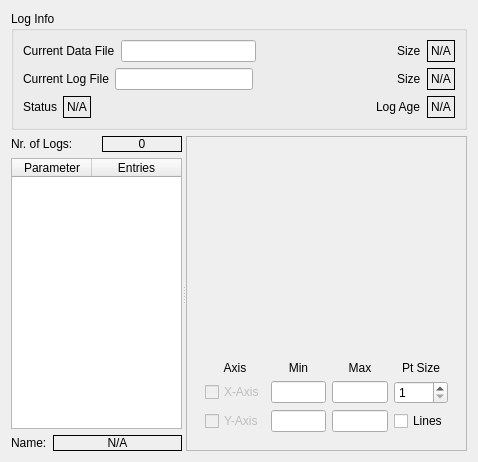
First picture: the form in source/gui/src/logplotswidget.ui, repository MuonPi/muondetector, before the edit.
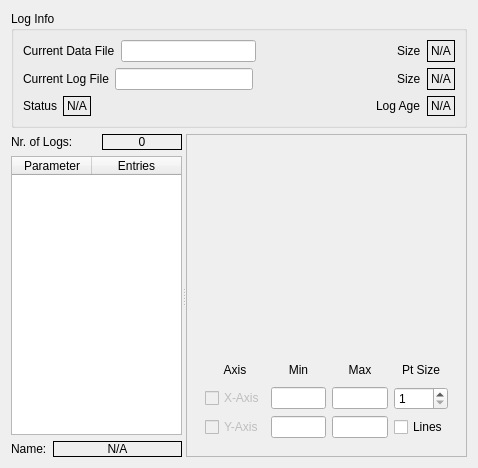
Second picture: the form after the edit. Custom widgets are drawn as their Qt base class.

Commit message: - implemented activate/deactivate on connect/disconnect in several tabs of the GUI - slight updates of the layout, mainly in Parameter tab

```diff
--- a/source/gui/src/logplotswidget.ui
+++ b/source/gui/src/logplotswidget.ui
@@ -7,7 +7,7 @@
     <x>0</x>
     <y>0</y>
     <width>478</width>
-    <height>462</height>
+    <height>468</height>
    </rect>
   </property>
   <property name="windowTitle">
@@ -16,6 +16,12 @@
   <layout class="QGridLayout" name="gridLayout_5">
    <item row="0" column="0">
     <widget class="QGroupBox" name="groupBox">
+     <property name="sizePolicy">
+      <sizepolicy hsizetype="Preferred" vsizetype="Fixed">
+       <horstretch>0</horstretch>
+       <verstretch>0</verstretch>
+      </sizepolicy>
+     </property>
      <property name="title">
       <string>Log Info</string>
      </property>
@@ -220,7 +226,7 @@
        <item>
         <widget class="QTableWidget" name="tableWidget">
          <property name="sizePolicy">
-          <sizepolicy hsizetype="Preferred" vsizetype="Expanding">
+          <sizepolicy hsizetype="Preferred" vsizetype="MinimumExpanding">
            <horstretch>0</horstretch>
            <verstretch>0</verstretch>
           </sizepolicy>
```
The commit also changes 7 other files.
